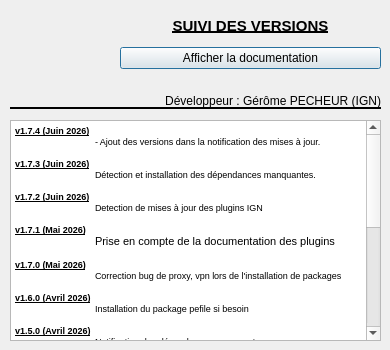
Above: aproposde.ui from IGNF/PluginsManager-qgis-plugin before the change. Below: the same form after it.
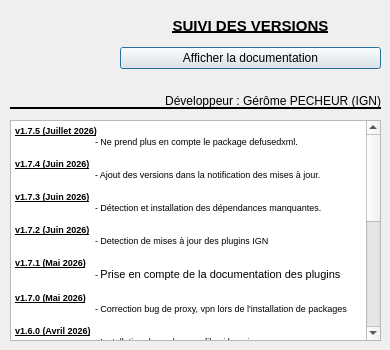
That is the form after the change. Icons and pictures are not drawn.

Commit message: Ne prend plus en compre le package defusedxml

The edit to the form file:
```diff
--- a/aproposde.ui
+++ b/aproposde.ui
@@ -100,46 +100,49 @@
 &lt;html&gt;&lt;head&gt;&lt;meta name=&quot;qrichtext&quot; content=&quot;1&quot; /&gt;&lt;style type=&quot;text/css&quot;&gt;
 p, li { white-space: pre-wrap; }
 &lt;/style&gt;&lt;/head&gt;&lt;body style=&quot; font-family:'MS Shell Dlg 2'; font-size:8.25pt; font-weight:400; font-style:normal;&quot;&gt;
+&lt;p style=&quot; margin-top:0px; margin-bottom:0px; margin-left:0px; margin-right:0px; -qt-block-indent:0; text-indent:0px;&quot;&gt;&lt;span style=&quot; font-size:7pt; font-weight:600; text-decoration: underline;&quot;&gt;v1.7.5 (Juillet 2026)&lt;/span&gt;&lt;/p&gt;
+&lt;p style=&quot; margin-top:0px; margin-bottom:0px; margin-left:0px; margin-right:0px; -qt-block-indent:0; text-indent:0px;&quot;&gt;&lt;span style=&quot; font-size:7pt;&quot;&gt;	- Ne prend plus en compte le package defusedxml.&lt;/span&gt;&lt;/p&gt;
+&lt;p style=&quot;-qt-paragraph-type:empty; margin-top:0px; margin-bottom:0px; margin-left:0px; margin-right:0px; -qt-block-indent:0; text-indent:0px; font-size:7pt;&quot;&gt;&lt;br /&gt;&lt;/p&gt;
 &lt;p style=&quot; margin-top:0px; margin-bottom:0px; margin-left:0px; margin-right:0px; -qt-block-indent:0; text-indent:0px;&quot;&gt;&lt;span style=&quot; font-size:7pt; font-weight:600; text-decoration: underline;&quot;&gt;v1.7.4 (Juin 2026)&lt;/span&gt;&lt;/p&gt;
 &lt;p style=&quot; margin-top:0px; margin-bottom:0px; margin-left:0px; margin-right:0px; -qt-block-indent:0; text-indent:0px;&quot;&gt;&lt;span style=&quot; font-size:7pt;&quot;&gt;	- Ajout des versions dans la notification des mises à jour.&lt;/span&gt;&lt;/p&gt;
 &lt;p style=&quot;-qt-paragraph-type:empty; margin-top:0px; margin-bottom:0px; margin-left:0px; margin-right:0px; -qt-block-indent:0; text-indent:0px; font-size:7pt;&quot;&gt;&lt;br /&gt;&lt;/p&gt;
 &lt;p style=&quot; margin-top:0px; margin-bottom:0px; margin-left:0px; margin-right:0px; -qt-block-indent:0; text-indent:0px;&quot;&gt;&lt;span style=&quot; font-size:7pt; font-weight:600; text-decoration: underline;&quot;&gt;v1.7.3 (Juin 2026)&lt;/span&gt;&lt;/p&gt;
-&lt;p style=&quot; margin-top:0px; margin-bottom:0px; margin-left:0px; margin-right:0px; -qt-block-indent:0; text-indent:0px;&quot;&gt;&lt;span style=&quot; font-size:7pt;&quot;&gt;	Détection et installation des dépendances manquantes.&lt;/span&gt;&lt;/p&gt;
+&lt;p style=&quot; margin-top:0px; margin-bottom:0px; margin-left:0px; margin-right:0px; -qt-block-indent:0; text-indent:0px;&quot;&gt;&lt;span style=&quot; font-size:7pt;&quot;&gt;	- Détection et installation des dépendances manquantes.&lt;/span&gt;&lt;/p&gt;
 &lt;p style=&quot;-qt-paragraph-type:empty; margin-top:0px; margin-bottom:0px; margin-left:0px; margin-right:0px; -qt-block-indent:0; text-indent:0px; font-family:'JetBrains Mono','monospace'; font-size:7pt; color:#000000;&quot;&gt;&lt;br /&gt;&lt;/p&gt;
 &lt;p style=&quot; margin-top:0px; margin-bottom:0px; margin-left:0px; margin-right:0px; -qt-block-indent:0; text-indent:0px;&quot;&gt;&lt;span style=&quot; font-size:7pt; font-weight:600; text-decoration: underline;&quot;&gt;v1.7.2 (Juin 2026)&lt;/span&gt;&lt;/p&gt;
-&lt;p style=&quot; margin-top:0px; margin-bottom:0px; margin-left:0px; margin-right:0px; -qt-block-indent:0; text-indent:0px;&quot;&gt;&lt;span style=&quot; font-size:7pt;&quot;&gt;	&lt;/span&gt;&lt;span style=&quot; font-family:'JetBrains Mono','monospace'; font-size:7pt; color:#000000;&quot;&gt;Detection de mises à jour des plugins IGN&lt;/span&gt;&lt;/p&gt;
+&lt;p style=&quot; margin-top:0px; margin-bottom:0px; margin-left:0px; margin-right:0px; -qt-block-indent:0; text-indent:0px;&quot;&gt;&lt;span style=&quot; font-size:7pt;&quot;&gt;	- &lt;/span&gt;&lt;span style=&quot; font-family:'JetBrains Mono','monospace'; font-size:7pt; color:#000000;&quot;&gt;Detection de mises à jour des plugins IGN&lt;/span&gt;&lt;/p&gt;
 &lt;p style=&quot;-qt-paragraph-type:empty; margin-top:0px; margin-bottom:0px; margin-left:0px; margin-right:0px; -qt-block-indent:0; text-indent:0px; font-family:'JetBrains Mono','monospace'; font-size:7pt; color:#000000;&quot;&gt;&lt;br /&gt;&lt;/p&gt;
 &lt;p style=&quot; margin-top:0px; margin-bottom:0px; margin-left:0px; margin-right:0px; -qt-block-indent:0; text-indent:0px;&quot;&gt;&lt;span style=&quot; font-size:7pt; font-weight:600; text-decoration: underline;&quot;&gt;v1.7.1 (Mai 2026)&lt;/span&gt;&lt;/p&gt;
-&lt;p style=&quot; margin-top:0px; margin-bottom:0px; margin-left:0px; margin-right:0px; -qt-block-indent:0; text-indent:0px;&quot;&gt;&lt;span style=&quot; font-size:7pt;&quot;&gt;	&lt;/span&gt;&lt;span style=&quot; font-size:8pt;&quot;&gt;Prise en compte de la documentation des plugins&lt;/span&gt;&lt;/p&gt;
+&lt;p style=&quot; margin-top:0px; margin-bottom:0px; margin-left:0px; margin-right:0px; -qt-block-indent:0; text-indent:0px;&quot;&gt;&lt;span style=&quot; font-size:7pt;&quot;&gt;	- &lt;/span&gt;&lt;span style=&quot; font-size:8pt;&quot;&gt;Prise en compte de la documentation des plugins&lt;/span&gt;&lt;/p&gt;
 &lt;p style=&quot;-qt-paragraph-type:empty; margin-top:0px; margin-bottom:0px; margin-left:0px; margin-right:0px; -qt-block-indent:0; text-indent:0px; font-family:'JetBrains Mono','monospace'; font-size:7pt; color:#000000;&quot;&gt;&lt;br /&gt;&lt;/p&gt;
 &lt;p style=&quot; margin-top:0px; margin-bottom:0px; margin-left:0px; margin-right:0px; -qt-block-indent:0; text-indent:0px;&quot;&gt;&lt;span style=&quot; font-size:7pt; font-weight:600; text-decoration: underline;&quot;&gt;v1.7.0 (Mai 2026)&lt;/span&gt;&lt;/p&gt;
-&lt;p style=&quot; margin-top:0px; margin-bottom:0px; margin-left:0px; margin-right:0px; -qt-block-indent:0; text-indent:0px;&quot;&gt;&lt;span style=&quot; font-size:7pt;&quot;&gt;	&lt;/span&gt;&lt;span style=&quot; font-family:'JetBrains Mono','monospace'; font-size:7pt; color:#000000;&quot;&gt;Correction bug de proxy, vpn lors de l'installation de packages&lt;/span&gt;&lt;/p&gt;
+&lt;p style=&quot; margin-top:0px; margin-bottom:0px; margin-left:0px; margin-right:0px; -qt-block-indent:0; text-indent:0px;&quot;&gt;&lt;span style=&quot; font-size:7pt;&quot;&gt;	- &lt;/span&gt;&lt;span style=&quot; font-family:'JetBrains Mono','monospace'; font-size:7pt; color:#000000;&quot;&gt;Correction bug de proxy, vpn lors de l'installation de packages&lt;/span&gt;&lt;/p&gt;
 &lt;p style=&quot;-qt-paragraph-type:empty; margin-top:0px; margin-bottom:0px; margin-left:0px; margin-right:0px; -qt-block-indent:0; text-indent:0px; font-family:'JetBrains Mono','monospace'; font-size:7pt; color:#000000;&quot;&gt;&lt;br /&gt;&lt;/p&gt;
 &lt;p style=&quot; margin-top:0px; margin-bottom:0px; margin-left:0px; margin-right:0px; -qt-block-indent:0; text-indent:0px;&quot;&gt;&lt;span style=&quot; font-size:7pt; font-weight:600; text-decoration: underline;&quot;&gt;v1.6.0 (Avril 2026)&lt;/span&gt;&lt;/p&gt;
-&lt;p style=&quot; margin-top:0px; margin-bottom:0px; margin-left:0px; margin-right:0px; -qt-block-indent:0; text-indent:0px;&quot;&gt;&lt;span style=&quot; font-size:7pt;&quot;&gt;	&lt;/span&gt;&lt;span style=&quot; font-family:'JetBrains Mono','monospace'; font-size:7pt; color:#000000;&quot;&gt;Installation du package pefile si besoin&lt;/span&gt;&lt;/p&gt;
+&lt;p style=&quot; margin-top:0px; margin-bottom:0px; margin-left:0px; margin-right:0px; -qt-block-indent:0; text-indent:0px;&quot;&gt;&lt;span style=&quot; font-size:7pt;&quot;&gt;	- &lt;/span&gt;&lt;span style=&quot; font-family:'JetBrains Mono','monospace'; font-size:7pt; color:#000000;&quot;&gt;Installation du package pefile si besoin&lt;/span&gt;&lt;/p&gt;
 &lt;p style=&quot;-qt-paragraph-type:empty; margin-top:0px; margin-bottom:0px; margin-left:0px; margin-right:0px; -qt-block-indent:0; text-indent:0px; font-family:'JetBrains Mono','monospace'; font-size:7pt; color:#000000;&quot;&gt;&lt;br /&gt;&lt;/p&gt;
 &lt;p style=&quot; margin-top:0px; margin-bottom:0px; margin-left:0px; margin-right:0px; -qt-block-indent:0; text-indent:0px;&quot;&gt;&lt;span style=&quot; font-size:7pt; font-weight:600; text-decoration: underline;&quot;&gt;v1.5.0 (Avril 2026)&lt;/span&gt;&lt;/p&gt;
-&lt;p style=&quot; margin-top:0px; margin-bottom:0px; margin-left:0px; margin-right:0px; -qt-block-indent:0; text-indent:0px;&quot;&gt;&lt;span style=&quot; font-size:7pt;&quot;&gt;	&lt;/span&gt;&lt;span style=&quot; font-family:'JetBrains Mono','monospace'; font-size:7pt; color:#000000;&quot;&gt;Notification des dépendances manquantes&lt;/span&gt;&lt;/p&gt;
+&lt;p style=&quot; margin-top:0px; margin-bottom:0px; margin-left:0px; margin-right:0px; -qt-block-indent:0; text-indent:0px;&quot;&gt;&lt;span style=&quot; font-size:7pt;&quot;&gt;	- &lt;/span&gt;&lt;span style=&quot; font-family:'JetBrains Mono','monospace'; font-size:7pt; color:#000000;&quot;&gt;Notification des dépendances manquantes&lt;/span&gt;&lt;/p&gt;
 &lt;p style=&quot;-qt-paragraph-type:empty; margin-top:0px; margin-bottom:0px; margin-left:0px; margin-right:0px; -qt-block-indent:0; text-indent:0px; font-size:7pt;&quot;&gt;&lt;br /&gt;&lt;/p&gt;
 &lt;p style=&quot; margin-top:0px; margin-bottom:0px; margin-left:0px; margin-right:0px; -qt-block-indent:0; text-indent:0px;&quot;&gt;&lt;span style=&quot; font-size:7pt; font-weight:600; text-decoration: underline;&quot;&gt;v1.4.2 ( Mars 2026)&lt;/span&gt;&lt;/p&gt;
-&lt;p style=&quot; margin-top:0px; margin-bottom:0px; margin-left:0px; margin-right:0px; -qt-block-indent:0; text-indent:0px;&quot;&gt;&lt;span style=&quot; font-size:7pt;&quot;&gt;	Prise en compte de updtae.exe&lt;/span&gt;&lt;/p&gt;
+&lt;p style=&quot; margin-top:0px; margin-bottom:0px; margin-left:0px; margin-right:0px; -qt-block-indent:0; text-indent:0px;&quot;&gt;&lt;span style=&quot; font-size:7pt;&quot;&gt;	- Prise en compte de updtae.exe&lt;/span&gt;&lt;/p&gt;
 &lt;p style=&quot;-qt-paragraph-type:empty; margin-top:0px; margin-bottom:0px; margin-left:0px; margin-right:0px; -qt-block-indent:0; text-indent:0px; font-size:7pt;&quot;&gt;&lt;br /&gt;&lt;/p&gt;
 &lt;p style=&quot; margin-top:0px; margin-bottom:0px; margin-left:0px; margin-right:0px; -qt-block-indent:0; text-indent:0px;&quot;&gt;&lt;span style=&quot; font-size:7pt; font-weight:600; text-decoration: underline;&quot;&gt;v1.4.0 ( Mars 2026)&lt;/span&gt;&lt;/p&gt;
-&lt;p style=&quot; margin-top:0px; margin-bottom:0px; margin-left:0px; margin-right:0px; -qt-block-indent:0; text-indent:0px;&quot;&gt;&lt;span style=&quot; font-size:7pt;&quot;&gt;	Modification des préfixes des plugins (IGN)... devient IGN_....&lt;/span&gt;&lt;/p&gt;
+&lt;p style=&quot; margin-top:0px; margin-bottom:0px; margin-left:0px; margin-right:0px; -qt-block-indent:0; text-indent:0px;&quot;&gt;&lt;span style=&quot; font-size:7pt;&quot;&gt;	- Modification des préfixes des plugins (IGN)... devient IGN_....&lt;/span&gt;&lt;/p&gt;
 &lt;p style=&quot;-qt-paragraph-type:empty; margin-top:0px; margin-bottom:0px; margin-left:0px; margin-right:0px; -qt-block-indent:0; text-indent:0px; font-size:7pt;&quot;&gt;&lt;br /&gt;&lt;/p&gt;
 &lt;p style=&quot; margin-top:0px; margin-bottom:0px; margin-left:0px; margin-right:0px; -qt-block-indent:0; text-indent:0px;&quot;&gt;&lt;span style=&quot; font-size:7pt; font-weight:600; text-decoration: underline;&quot;&gt;v1.3.0 (Février 2026)&lt;/span&gt;&lt;/p&gt;
-&lt;p style=&quot; margin-top:0px; margin-bottom:0px; margin-left:0px; margin-right:0px; -qt-block-indent:0; text-indent:0px;&quot;&gt;&lt;span style=&quot; font-size:7pt;&quot;&gt;	Ajput du menu pour les requêtes.&lt;/span&gt;&lt;/p&gt;
+&lt;p style=&quot; margin-top:0px; margin-bottom:0px; margin-left:0px; margin-right:0px; -qt-block-indent:0; text-indent:0px;&quot;&gt;&lt;span style=&quot; font-size:7pt;&quot;&gt;	- Ajput du menu pour les requêtes.&lt;/span&gt;&lt;/p&gt;
 &lt;p style=&quot;-qt-paragraph-type:empty; margin-top:0px; margin-bottom:0px; margin-left:0px; margin-right:0px; -qt-block-indent:0; text-indent:0px; font-size:7pt;&quot;&gt;&lt;br /&gt;&lt;/p&gt;
 &lt;p style=&quot; margin-top:0px; margin-bottom:0px; margin-left:0px; margin-right:0px; -qt-block-indent:0; text-indent:0px;&quot;&gt;&lt;span style=&quot; font-size:7pt; font-weight:600; text-decoration: underline;&quot;&gt;v1.2.0 (Février 2026)&lt;/span&gt;&lt;/p&gt;
-&lt;p style=&quot; margin-top:0px; margin-bottom:0px; margin-left:0px; margin-right:0px; -qt-block-indent:0; text-indent:0px;&quot;&gt;&lt;span style=&quot; font-size:7pt;&quot;&gt;	Initialisation de la configuration lors de la première ouverture.&lt;/span&gt;&lt;/p&gt;
+&lt;p style=&quot; margin-top:0px; margin-bottom:0px; margin-left:0px; margin-right:0px; -qt-block-indent:0; text-indent:0px;&quot;&gt;&lt;span style=&quot; font-size:7pt;&quot;&gt;	- Initialisation de la configuration lors de la première ouverture.&lt;/span&gt;&lt;/p&gt;
 &lt;p style=&quot;-qt-paragraph-type:empty; margin-top:0px; margin-bottom:0px; margin-left:0px; margin-right:0px; -qt-block-indent:0; text-indent:0px; font-size:7pt;&quot;&gt;&lt;br /&gt;&lt;/p&gt;
 &lt;p style=&quot; margin-top:0px; margin-bottom:0px; margin-left:0px; margin-right:0px; -qt-block-indent:0; text-indent:0px;&quot;&gt;&lt;span style=&quot; font-size:7pt; font-weight:600; text-decoration: underline;&quot;&gt;v1.1.0 (Janvier 2026)&lt;/span&gt;&lt;/p&gt;
-&lt;p style=&quot; margin-top:0px; margin-bottom:0px; margin-left:0px; margin-right:0px; -qt-block-indent:0; text-indent:0px;&quot;&gt;&lt;span style=&quot; font-size:7pt;&quot;&gt;	Ajout de la doc.&lt;/span&gt;&lt;/p&gt;
-&lt;p style=&quot; margin-top:0px; margin-bottom:0px; margin-left:0px; margin-right:0px; -qt-block-indent:0; text-indent:0px;&quot;&gt;&lt;span style=&quot; font-size:7pt;&quot;&gt;	Ajout du bouton &amp;quot;renommer&amp;quot; un onglet&lt;/span&gt;&lt;/p&gt;
-&lt;p style=&quot; margin-top:0px; margin-bottom:0px; margin-left:0px; margin-right:0px; -qt-block-indent:0; text-indent:0px;&quot;&gt;&lt;span style=&quot; font-size:7pt;&quot;&gt;	Le titre d'une barre d'outils devient un label et non plus un bouton&lt;/span&gt;&lt;/p&gt;
+&lt;p style=&quot; margin-top:0px; margin-bottom:0px; margin-left:0px; margin-right:0px; -qt-block-indent:0; text-indent:0px;&quot;&gt;&lt;span style=&quot; font-size:7pt;&quot;&gt;	- Ajout de la doc.&lt;/span&gt;&lt;/p&gt;
+&lt;p style=&quot; margin-top:0px; margin-bottom:0px; margin-left:0px; margin-right:0px; -qt-block-indent:0; text-indent:0px;&quot;&gt;&lt;span style=&quot; font-size:7pt;&quot;&gt;	- Ajout du bouton &amp;quot;renommer&amp;quot; un onglet&lt;/span&gt;&lt;/p&gt;
+&lt;p style=&quot; margin-top:0px; margin-bottom:0px; margin-left:0px; margin-right:0px; -qt-block-indent:0; text-indent:0px;&quot;&gt;&lt;span style=&quot; font-size:7pt;&quot;&gt;	- Le titre d'une barre d'outils devient un label et non plus un bouton&lt;/span&gt;&lt;/p&gt;
 &lt;p style=&quot;-qt-paragraph-type:empty; margin-top:0px; margin-bottom:0px; margin-left:0px; margin-right:0px; -qt-block-indent:0; text-indent:0px; font-size:7pt;&quot;&gt;&lt;br /&gt;&lt;/p&gt;
 &lt;p style=&quot; margin-top:0px; margin-bottom:0px; margin-left:0px; margin-right:0px; -qt-block-indent:0; text-indent:0px;&quot;&gt;&lt;span style=&quot; font-size:7pt; font-weight:600; text-decoration: underline;&quot;&gt;v1.0.1 (2025)&lt;/span&gt;&lt;/p&gt;
-&lt;p style=&quot; margin-top:0px; margin-bottom:0px; margin-left:0px; margin-right:0px; -qt-block-indent:0; text-indent:0px;&quot;&gt;&lt;span style=&quot; font-size:7pt;&quot;&gt;	Version initiale&lt;/span&gt;&lt;/p&gt;&lt;/body&gt;&lt;/html&gt;</string>
+&lt;p style=&quot; margin-top:0px; margin-bottom:0px; margin-left:0px; margin-right:0px; -qt-block-indent:0; text-indent:0px;&quot;&gt;&lt;span style=&quot; font-size:7pt;&quot;&gt;	- Version initiale&lt;/span&gt;&lt;/p&gt;&lt;/body&gt;&lt;/html&gt;</string>
    </property>
   </widget>
   <widget class="QWidget" name="verticalLayoutWidget">
```
The commit also changes 3 other files.
